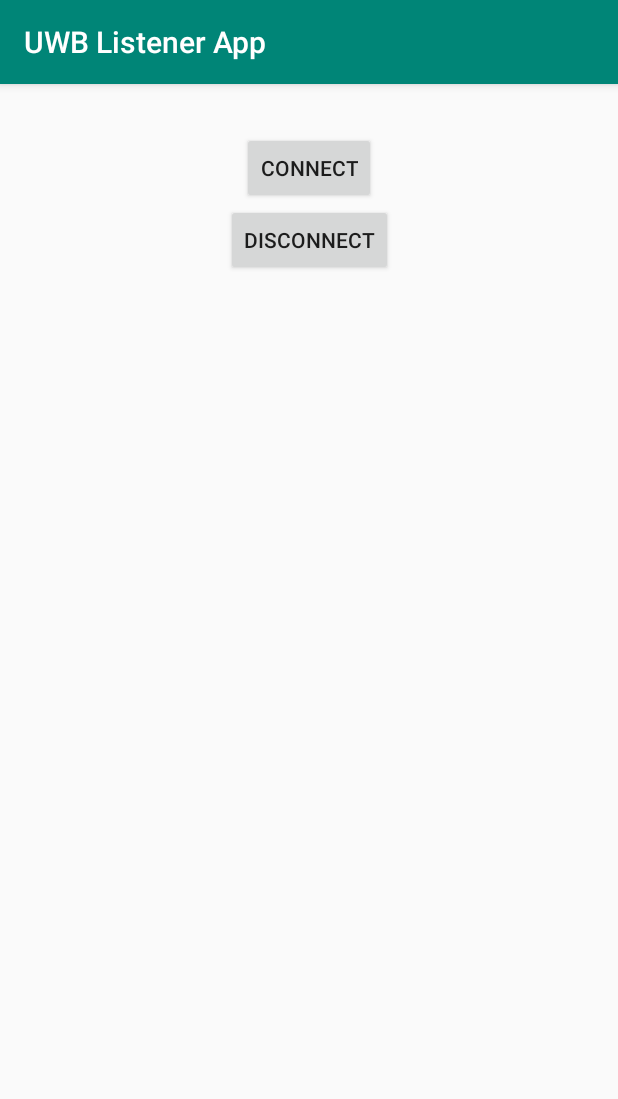
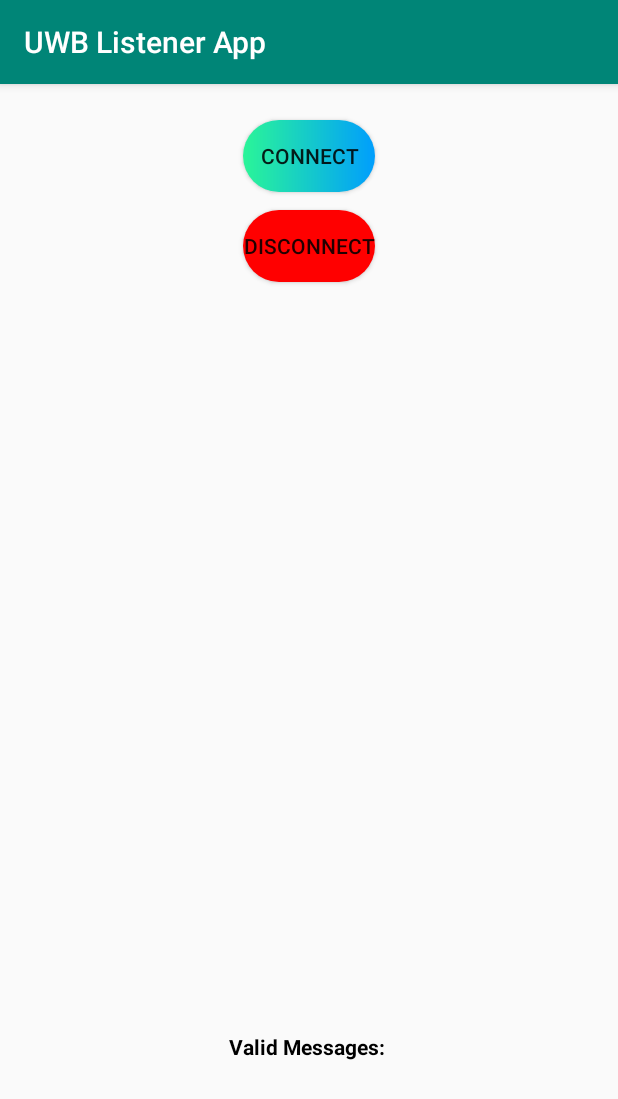
Before and after one commit to jchoi471/wake_on_uwb, an Android app: the screen it shows after launch (MainActivity), on a phone screen of 412 x 824 dp. Shown: the top 1099 px of the screen. Run offline under Robolectric (Android 15) with nearby library versions, the phone set to English and light mode, and no system bars; libraries missing offline, so code that uses them is left out: com.felhr.usbserial.

Commit message:
Only print valid message in app; bug fixed for permission issue; and UI optimization

```diff
--- a/Android/WakeOnUWB/app/build.gradle
+++ b/Android/WakeOnUWB/app/build.gradle
@@ -7,7 +7,7 @@ apply plugin: 'kotlin-android-extensions'
 android {
     compileSdkVersion 28
     defaultConfig {
-        applicationId "com.saurabh.androidslices"
+        applicationId "com.mci.wakeonuwb"
         minSdkVersion 21
         targetSdkVersion 28
         versionCode 1
--- a/Android/WakeOnUWB/app/src/main/AndroidManifest.xml
+++ b/Android/WakeOnUWB/app/src/main/AndroidManifest.xml
@@ -5,6 +5,10 @@
 
     <uses-permission android:name="android.permission.ACCESS_WIFI_STATE"/>
     <uses-permission android:name="android.permission.CHANGE_WIFI_STATE"/>
+    <uses-permission android:name="android.permission.WRITE_EXTERNAL_STORAGE" />
+    <uses-permission android:name="android.permission.READ_EXTERNAL_STORAGE" />
+    <uses-feature android:name="android.hardware.usb.host" />
+
     <application
         android:allowBackup="true"
         android:icon="@mipmap/ic_launcher"
--- a/Android/WakeOnUWB/app/src/main/java/com/mci/wakeonuwb/Arduino.kt
+++ b/Android/WakeOnUWB/app/src/main/java/com/mci/wakeonuwb/Arduino.kt
@@ -69,7 +69,7 @@ class Arduino : UsbSerialInterface.UsbReadCallback {
         val permissionIntent = PendingIntent.getBroadcast(
             context, 0, Intent(
                 ACTION_USB_DEVICE_PERMISSION
-            ), PendingIntent.FLAG_IMMUTABLE
+            ), 0
         )
         val filter = IntentFilter()
         filter.addAction(ACTION_USB_DEVICE_PERMISSION)
@@ -153,7 +153,9 @@ class Arduino : UsbSerialInterface.UsbReadCallback {
                                 }
                             }
                         }
-                    } else listener?.onUsbPermissionDenied()
+                    } else{
+                        listener?.onUsbPermissionDenied()
+                    }
                 }
             }
         }
--- /dev/null
+++ b/Android/WakeOnUWB/app/src/main/res/drawable/custom_button.xml
@@ -0,0 +1,8 @@
+<?xml version="1.0" encoding="utf-8"?>
+<shape xmlns:android="http://schemas.android.com/apk/res/android" android:shape="rectangle">
+
+    <gradient android:startColor="#2AF598" android:endColor="#009EFD" android:type="linear"/>
+
+    <corners android:radius="50dp"/>
+
+</shape>
--- /dev/null
+++ b/Android/WakeOnUWB/app/src/main/res/drawable/custom_button_2.xml
@@ -0,0 +1,8 @@
+<?xml version="1.0" encoding="utf-8"?>
+<shape xmlns:android="http://schemas.android.com/apk/res/android" android:shape="rectangle">
+
+    <solid android:color="#FF0000"/>
+
+    <corners android:radius="50dp"/>
+
+</shape>
--- a/Android/WakeOnUWB/app/src/main/res/layout/activity_main.xml
+++ b/Android/WakeOnUWB/app/src/main/res/layout/activity_main.xml
@@ -11,31 +11,56 @@
         android:id="@+id/connect"
         android:layout_width="wrap_content"
         android:layout_height="wrap_content"
-        android:layout_marginTop="32dp"
+        android:layout_marginTop="24dp"
         android:text="connect"
         app:layout_constraintLeft_toLeftOf="parent"
         app:layout_constraintRight_toRightOf="parent"
-        app:layout_constraintTop_toTopOf="parent" />
+        app:layout_constraintTop_toTopOf="parent"
+        android:background="@drawable/custom_button"/>
 
     <Button
         android:id="@+id/disconnect"
         android:layout_width="wrap_content"
         android:layout_height="wrap_content"
+        android:layout_marginTop="12dp"
         android:text="disconnect"
+        app:layout_constraintLeft_toLeftOf="parent"
         app:layout_constraintRight_toRightOf="parent"
-        app:layout_constraintLeft_toLeftOf="parent"
-        app:layout_constraintTop_toBottomOf="@+id/connect"/>
+        app:layout_constraintTop_toBottomOf="@+id/connect"
+        android:background="@drawable/custom_button_2"/>
+
+    <!--    <androidx.constraintlayout.widget.Guideline-->
+<!--        android:id="@+id/guideline"-->
+<!--        android:layout_width="wrap_content"-->
+<!--        android:layout_height="wrap_content"-->
+<!--        android:orientation="horizontal"-->
+<!--        app:layout_constraintGuide_percent="0.98" />-->
+
+    <TextView
+        android:id="@+id/title"
+        android:layout_width="match_parent"
+        android:layout_height="wrap_content"
+        android:layout_marginTop="500dp"
+        app:layout_constraintTop_toBottomOf="@+id/disconnect"
+        android:text="Valid Messages: "
+        android:gravity="center"
+        tools:ignore="MissingConstraints"
+        android:textStyle="bold"
+        android:textColor="@color/title"
+        />
 
     <TextView
         android:id="@+id/textView"
         android:layout_width="wrap_content"
         android:layout_height="wrap_content"
         android:gravity="bottom"
-        android:padding="16dip"
-        app:layout_constraintRight_toRightOf="parent"
-        app:layout_constraintLeft_toLeftOf="parent"
-        app:layout_constraintTop_toBottomOf="@+id/disconnect"
+        android:padding="16dp"
         android:scrollbars="vertical"
-        android:layout_margin="16dp"/>
+        app:layout_constraintEnd_toEndOf="parent"
+        app:layout_constraintStart_toStartOf="parent"
+        app:layout_constraintTop_toBottomOf="@+id/title"/>
+
+<!--    app:layout_constraintBottom_toTopOf="@+id/guideline"-->
+    <!--        style="?android:attr/listSeparatorTextViewStyle"-->
 
 </androidx.constraintlayout.widget.ConstraintLayout>
--- a/Android/WakeOnUWB/app/src/main/res/values/colors.xml
+++ b/Android/WakeOnUWB/app/src/main/res/values/colors.xml
@@ -3,4 +3,5 @@
     <color name="colorPrimary">#008577</color>
     <color name="colorPrimaryDark">#00574B</color>
     <color name="colorAccent">#D81B60</color>
+    <color name="title">#000000</color>
 </resources>
```
Also changed, not shown: Android/WakeOnUWB/app/src/main/java/com/mci/wakeonuwb/MainActivity.kt (+40 -5 lines), Android/WakeOnUWB/app/src/main/java/com/mci/wakeonuwb/UWBTransport.kt (+4 -4 lines).
